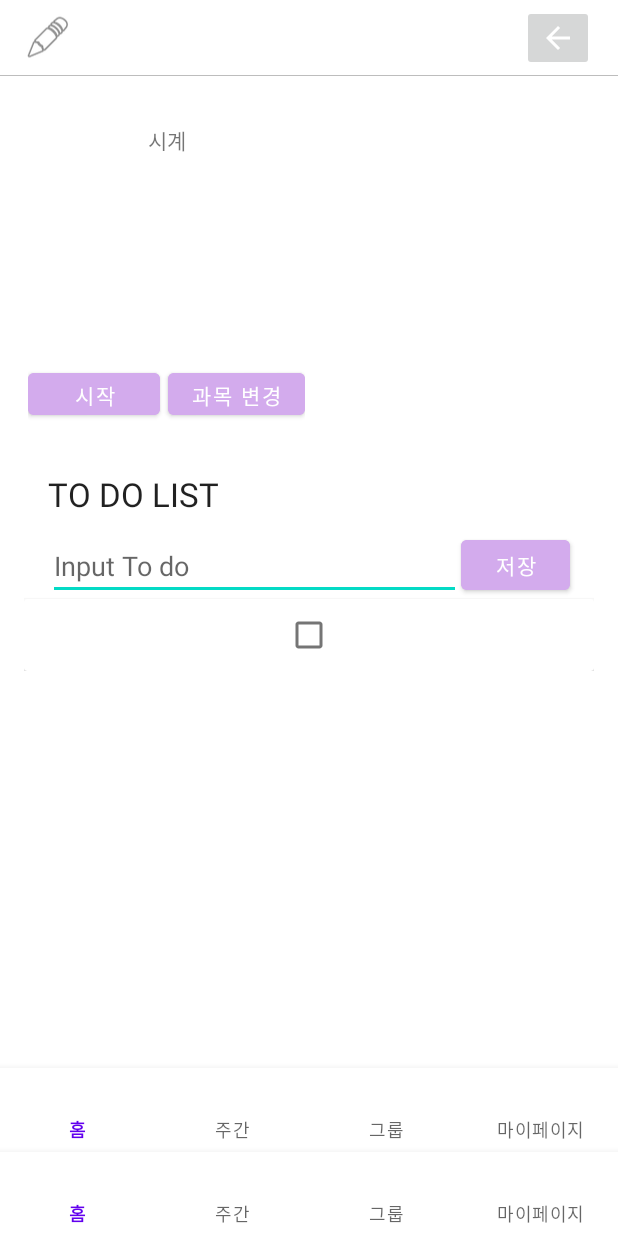
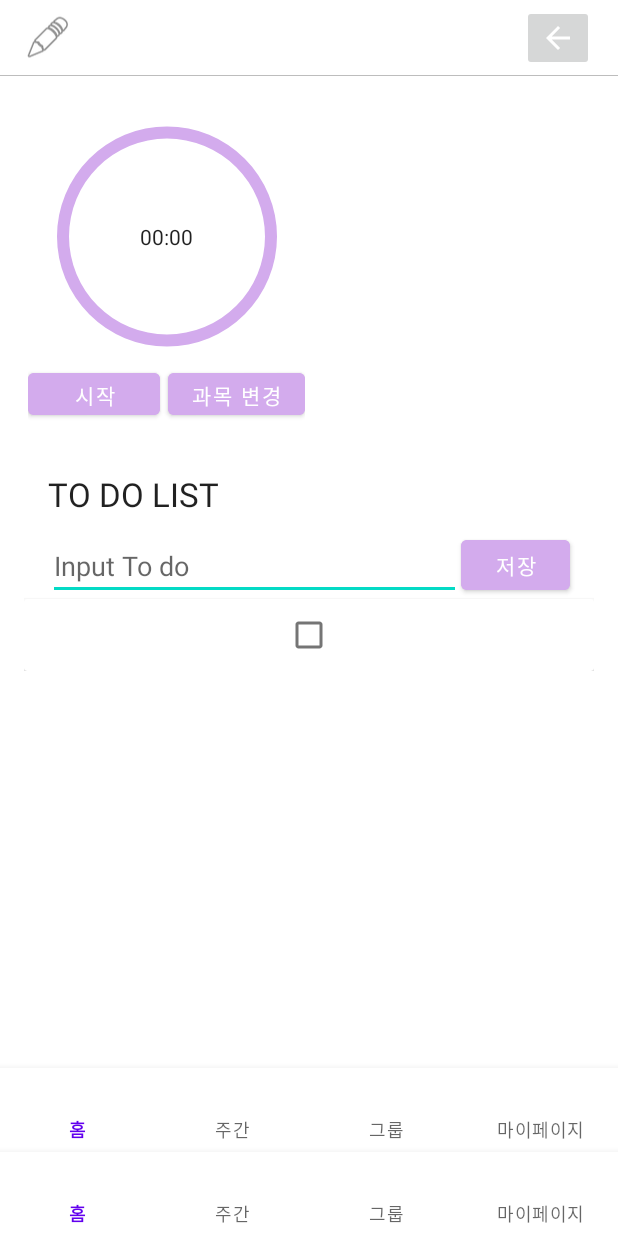
Before and after one commit to ddyeon/JadoProject, an Android app: the screen it shows after launch (MainActivity), on a phone screen of 412 x 824 dp. Run offline under Robolectric (Android 15) with nearby library versions, the phone set to English and light mode, and no system bars; our stand-ins replace Firebase (no records; nobody signed in at launch, a user with empty details on screens opened directly), data binding; libraries missing offline, so code that uses them is left out: lib.kingja.switchbutton.

Commit message:
home&home-after
home&home-after

```diff
--- a/JadoAndroid/app/build.gradle
+++ b/JadoAndroid/app/build.gradle
@@ -32,7 +32,6 @@ android {
     kotlinOptions {
         jvmTarget = '1.8'
     }
-
     dataBinding {
         enabled = true
     }
--- a/JadoAndroid/app/src/main/java/com/example/jadoproject/HomeFragment.kt
+++ b/JadoAndroid/app/src/main/java/com/example/jadoproject/HomeFragment.kt
@@ -1,59 +1,39 @@
 package com.example.jadoproject
 
 import android.os.Bundle
+import android.os.Handler
 import androidx.fragment.app.Fragment
 import android.view.LayoutInflater
 import android.view.View
 import android.view.ViewGroup
+import android.widget.Button
+import androidx.databinding.DataBindingUtil
+import com.example.jadoproject.databinding.FragmentHomeBinding
 
-// TODO: Rename parameter arguments, choose names that match
-// the fragment initialization parameters, e.g. ARG_ITEM_NUMBER
-private const val ARG_PARAM1 = "param1"
-private const val ARG_PARAM2 = "param2"
+class HomeFragment : Fragment() {
 
-/**
- * A simple [Fragment] subclass.
- * Use the [HomeFragment.newInstance] factory method to
- * create an instance of this fragment.
- */
-class HomeFragment : Fragment() {
-    // TODO: Rename and change types of parameters
-    private var param1: String? = null
-    private var param2: String? = null
-
-    override fun onCreate(savedInstanceState: Bundle?) {
-        super.onCreate(savedInstanceState)
-        arguments?.let {
-            param1 = it.getString(ARG_PARAM1)
-            param2 = it.getString(ARG_PARAM2)
-        }
-    }
+    private lateinit var binding : FragmentHomeBinding
 
     override fun onCreateView(
         inflater: LayoutInflater, container: ViewGroup?,
         savedInstanceState: Bundle?
     ): View? {
         // Inflate the layout for this fragment
-        return inflater.inflate(R.layout.fragment_home, container, false)
+        super.onCreate(savedInstanceState)
+        binding = DataBindingUtil.inflate(layoutInflater, R.layout.fragment_home, container, false )
+        return binding.root
+
+        binding.StartBtn.setOnClickListener {
+
+        }
+
+
+
+
     }
 
-    companion object {
-        /**
-         * Use this factory method to create a new instance of
-         * this fragment using the provided parameters.
-         *
-         * @param param1 Parameter 1.
-         * @param param2 Parameter 2.
-         * @return A new instance of fragment HomeFragment.
-         */
-        // TODO: Rename and change types and number of parameters
-        @JvmStatic
-        fun newInstance(param1: String, param2: String) =
-            HomeFragment().apply {
-                arguments = Bundle().apply {
-                    putString(ARG_PARAM1, param1)
-                    putString(ARG_PARAM2, param2)
-                }
-            }
-    }
+
+
+
+
 }
--- a/JadoAndroid/app/src/main/res/layout/fragment_home.xml
+++ b/JadoAndroid/app/src/main/res/layout/fragment_home.xml
@@ -29,18 +29,29 @@
                 android:orientation="vertical">
 
                 <!--타이머-->
-                <TextView
-                    android:layout_width="wrap_content"
+                <LinearLayout
+                    android:layout_width="match_parent"
                     android:layout_height="150dp"
-                    android:text="시계"
-                    android:layout_gravity="center"/>
+                    android:layout_gravity="center"
+                    android:background="@drawable/timer_circle"
+                    android:gravity="center">
+
+                    <Chronometer
+                        android:id="@+id/StudyTime"
+                        android:layout_width="wrap_content"
+                        android:layout_height="wrap_content"
+                        android:layout_gravity="center"
+                        android:gravity="center"/>
+
+                </LinearLayout>
 ㄴ
-                <!--버튼-->
+                <!--시작 & 과목 변경 버튼-->
                 <LinearLayout
                     android:layout_width="wrap_content"
                     android:layout_height="51dp"
                     android:orientation="horizontal"
-                    android:layout_gravity="center">
+                    android:layout_gravity="center"
+                    android:visibility="visible">
 
                     <Button
                         android:id="@+id/Start_Btn"
@@ -75,7 +86,7 @@
                     android:id="@+id/Character"
                     android:layout_width="wrap_content"
                     android:layout_height="wrap_content"
-                    tools:srcCompat="@drawable/Character" />
+                    tools:srcCompat="@drawable/character" />
             </LinearLayout>
 
 
```
Also changed, not shown: JadoAndroid/app/src/main/java/com/example/jadoproject/HomeAfterFragment.kt (+34 -2 lines), JadoAndroid/app/src/main/res/layout/fragment_home_after.xml (+5 -5 lines).
